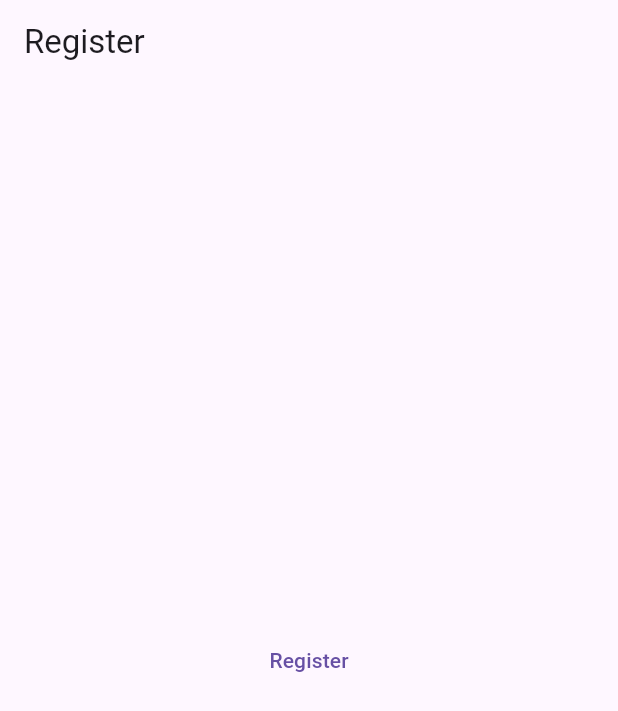
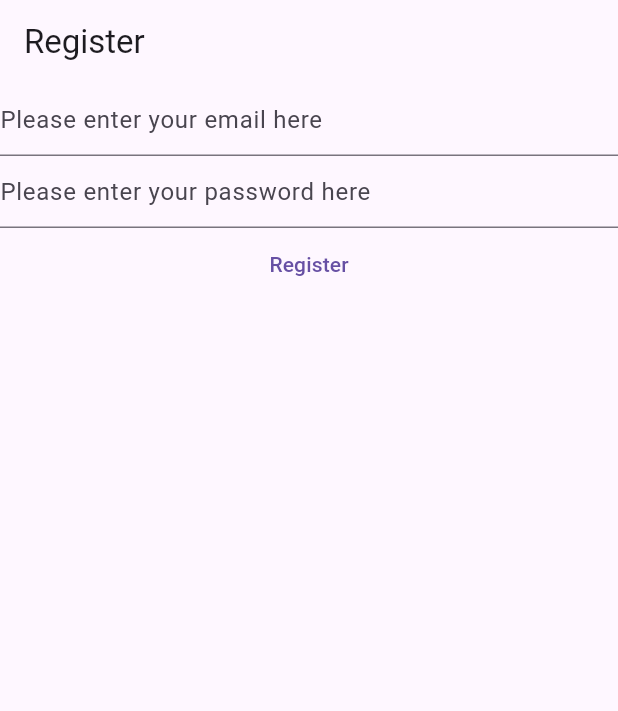
Before and after one commit to dikascode/flutter-notes, a Flutter app: the screen it shows after launch, after a tap on "Register", on a phone screen of 412 x 824 dp. Shown: the top 711 px of the screen. Run offline on Flutter 3.47's test engine with Material 3 defaults, Android fonts, the phone set to English and light mode, and no system bars; our stand-ins replace firebase_auth; accounts and stored records are empty; network calls fail.

Commit message:
Text editing controller, input hint, password field  definition

```diff
--- a/lib/main.dart
+++ b/lib/main.dart
@@ -1,4 +1,5 @@
 import 'package:flutter/material.dart';
+import 'package:firebase_auth/firebase_auth.dart';
 
 void main() {
   runApp(MaterialApp(
@@ -12,8 +13,30 @@ void main() {
   ));
 }
 
-class HomePage extends StatelessWidget {
+class HomePage extends StatefulWidget {
   const HomePage({super.key});
+
+  @override
+  State<HomePage> createState() => _HomePageState();
+}
+
+class _HomePageState extends State<HomePage> {
+  late final TextEditingController _email;
+  late final TextEditingController _password;
+
+  @override
+  void initState() {
+    _email = TextEditingController();
+    _password = TextEditingController();
+    super.initState();
+  }
+
+  @override
+  void dispose() {
+    _email.dispose();
+    _password.dispose();
+    super.dispose();
+  }
 
   @override
   Widget build(BuildContext context) {
@@ -21,11 +44,36 @@ class HomePage extends StatelessWidget {
       appBar: AppBar(
         title: const Text('Register'),
       ),
-      body: Center(
-        child: TextButton(
-          onPressed: () async {},
-          child: const Text('Register'),
-        ),
+      body: Column(
+        children: [
+          TextField(
+            controller: _email,
+            enableSuggestions: false,
+            autocorrect: false,
+            keyboardType: TextInputType.emailAddress,
+            decoration:
+                const InputDecoration(hintText: 'Please enter your email here'),
+          ),
+          TextField(
+            controller: _password,
+            obscureText: true,
+            enableSuggestions: false,
+            autocorrect: false,
+            decoration: const InputDecoration(
+                hintText: 'Please enter your password here'),
+          ),
+          TextButton(
+            onPressed: () async {
+              final email = _email.text;
+              final password = _password.text;
+              final userCredential = await FirebaseAuth.instance
+                  .createUserWithEmailAndPassword(
+                      email: email, password: password);
+              print(userCredential);
+            },
+            child: const Text('Register'),
+          ),
+        ],
       ),
     );
   }
```
